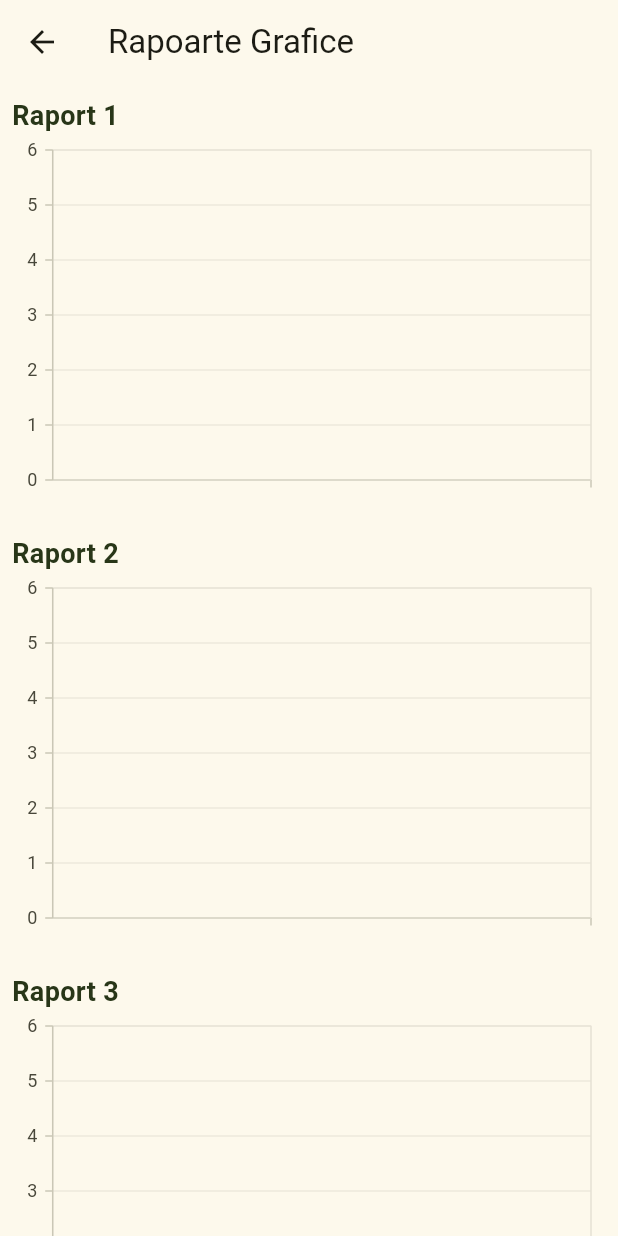
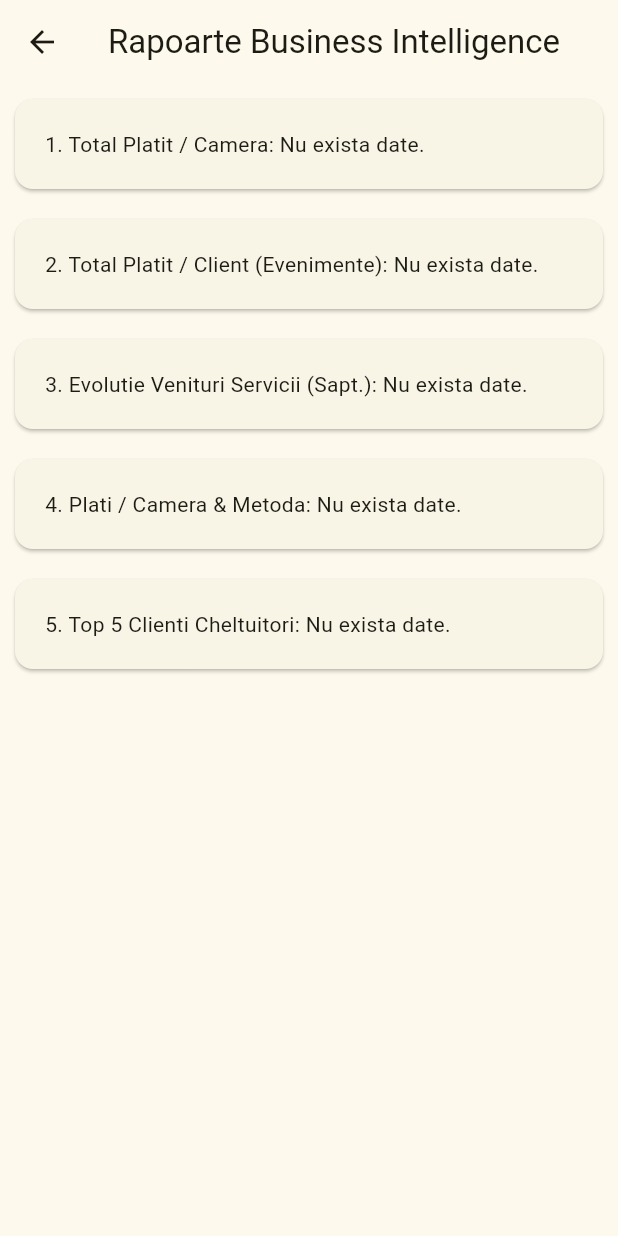
Before and after one commit to diana-clinciu/MODBD, a Flutter app: the ReportsView screen opened directly, on a phone screen of 412 x 824 dp. Run offline on Flutter 3.47's test engine with Material 3 defaults, Android fonts, the phone set to English and light mode, and no system bars; our stand-ins replace flutter_svg, get_it, syncfusion_flutter_charts; network calls fail.

Commit message:
s a muncit

```diff
--- a/DW&BI/FRONTEND/lib/api/reports_api.dart
+++ b/DW&BI/FRONTEND/lib/api/reports_api.dart
@@ -4,10 +4,9 @@ import 'package:mvvm_flutter/api/client_api.dart';
 final class ReportsApi extends ClientApi {
   ReportsApi() : super(baseURL: selectedApiType.baseUrl);
 
-  // RAPORT 1 - Suma totala platita pentru fiecare tip de camera, decembrie 2025
   Future<List<Map<String, dynamic>>> fetchRaport1() async {
     return get(
-      path: "dw/raport1",
+      path: "dw/raport1_camere_decembrie",
       deserializer: (json) {
         return (json as List<dynamic>)
             .map((e) => Map<String, dynamic>.from(e))
@@ -16,10 +15,9 @@ final class ReportsApi extends ClientApi {
     );
   }
 
-  // RAPORT 2 - Numarul de rezervari si suma totala platita de fiecare client la evenimente, decembrie 2025
   Future<List<Map<String, dynamic>>> fetchRaport2() async {
     return get(
-      path: "dw/raport2",
+      path: "dw/raport2_clienti_evenimente",
       deserializer: (json) {
         return (json as List<dynamic>)
             .map((e) => Map<String, dynamic>.from(e))
@@ -28,10 +26,9 @@ final class ReportsApi extends ClientApi {
     );
   }
 
-  // RAPORT 3 - Evolutia veniturilor generate de servicii pe saptamani, decembrie 2025
   Future<List<Map<String, dynamic>>> fetchRaport3() async {
     return get(
-      path: "dw/raport3",
+      path: "dw/raport3_evolutie_servicii",
       deserializer: (json) {
         return (json as List<dynamic>)
             .map((e) => Map<String, dynamic>.from(e))
@@ -40,10 +37,9 @@ final class ReportsApi extends ClientApi {
     );
   }
 
-  // RAPORT 4 - Suma totala platita pentru rezervari pe tip camera si metoda de plata
   Future<List<Map<String, dynamic>>> fetchRaport4() async {
     return get(
-      path: "dw/raport4",
+      path: "dw/raport4_metode_plata",
       deserializer: (json) {
         return (json as List<dynamic>)
             .map((e) => Map<String, dynamic>.from(e))
@@ -52,10 +48,9 @@ final class ReportsApi extends ClientApi {
     );
   }
 
-  // RAPORT 5 - Top 5 clienti care au cheltuit cel mai mult in hotel, decembrie 2025
   Future<List<Map<String, dynamic>>> fetchRaport5() async {
     return get(
-      path: "dw/raport5",
+      path: "dw/raport5_top_clienti",
       deserializer: (json) {
         return (json as List<dynamic>)
             .map((e) => Map<String, dynamic>.from(e))
--- a/DW&BI/FRONTEND/lib/ui/rapoarte/rapoarte_screen.dart
+++ b/DW&BI/FRONTEND/lib/ui/rapoarte/rapoarte_screen.dart
@@ -1,10 +1,13 @@
 import 'package:flutter/material.dart';
-import 'package:mvvm_flutter/internal_models/app_colors.dart';
+import 'package:mvvm_flutter/models/report_data.dart';
 import 'package:mvvm_flutter/ui/rapoarte/rapoarte_view_model.dart';
 import 'package:provider/provider.dart';
 import 'package:syncfusion_flutter_charts/charts.dart';
+import 'package:mvvm_flutter/internal_models/app_colors.dart';
 
 class ReportsView extends StatelessWidget {
+  const ReportsView({super.key});
+
   @override
   Widget build(BuildContext context) {
     return ChangeNotifierProvider(
@@ -16,39 +19,69 @@ class ReportsView extends StatelessWidget {
           }
           if (vm.errorMessage != null) {
             return Scaffold(
-                body: Center(child: Text('Error: ${vm.errorMessage}')));
+                body: Center(child: Text('Eroare: ${vm.errorMessage}')));
           }
 
           return Scaffold(
-            appBar: AppBar(title: Text("Rapoarte Grafice")),
+            appBar: AppBar(title: const Text("Rapoarte Business Intelligence")),
             body: ListView(
+              padding: EdgeInsets.only(bottom: 30),
               children: vm.allReports.entries.map((entry) {
                 final reportName = entry.key;
                 final data = entry.value;
-                return Padding(
-                  padding: const EdgeInsets.all(8.0),
+
+                if (data.isEmpty) {
+                  return Card(
+                    margin: EdgeInsets.all(10),
+                    child: Padding(
+                      padding: EdgeInsets.all(20),
+                      child: Text("$reportName: Nu exista date."),
+                    ),
+                  );
+                }
+
+                return Card(
+                  elevation: 4,
+                  margin: EdgeInsets.all(10),
+                  child: Padding(
+                    padding: EdgeInsets.all(12.0),
                     child: Column(
                       crossAxisAlignment: CrossAxisAlignment.start,
                       children: [
-                      Text(reportName,
+                        Text(
+                          reportName,
                           style: TextStyle(
-                              fontSize: 18, fontWeight: FontWeight.w700, color: AppColors.blackForestColor)),
+                              fontSize: 16,
+                              fontWeight: FontWeight.w700,
+                              color: AppColors.blackForestColor),
+                        ),
+                        SizedBox(height: 10),
                         SizedBox(
-                        height: 250,
+                          height: 300,
                           child: SfCartesianChart(
-                          primaryXAxis: CategoryAxis(),
-                          primaryYAxis: NumericAxis(),
+                            primaryXAxis: CategoryAxis(
+                              labelIntersectAction:
+                                  AxisLabelIntersectAction.rotate45,
+                              labelStyle: const TextStyle(fontSize: 10),
+                            ),
+                            primaryYAxis: NumericAxis(
+                              title: AxisTitle(text: 'RON'),
+                            ),
+                            tooltipBehavior: TooltipBehavior(enable: true),
                             series: <CartesianSeries>[
                               ColumnSeries<ReportData, String>(
                                 dataSource: data,
                                 xValueMapper: (d, _) => d.label,
                                 yValueMapper: (d, _) => d.value,
-                              color: Colors.blue,
+                                color: AppColors.reddishBrownColor,
+                                dataLabelSettings:
+                                    DataLabelSettings(isVisible: true),
                               )
                             ],
                           ),
                         ),
                       ],
+                    ),
                   ),
                 );
               }).toList(),
--- a/DW&BI/FRONTEND/lib/ui/rapoarte/rapoarte_view_model.dart
+++ b/DW&BI/FRONTEND/lib/ui/rapoarte/rapoarte_view_model.dart
@@ -1,12 +1,7 @@
 import 'package:flutter/material.dart';
 import 'package:get_it/get_it.dart';
+import 'package:mvvm_flutter/models/report_data.dart';
 import 'package:mvvm_flutter/services/reports_service.dart';
-
-class ReportData {
-  final String label;
-  final double value;
-  ReportData(this.label, this.value);
-}
 
 class ReportsViewModel extends ChangeNotifier {
   final ReportsService _service = GetIt.instance.get<ReportsService>();
@@ -31,17 +26,18 @@ class ReportsViewModel extends ChangeNotifier {
       final raport5 = await _service.fetchRaport5();
 
       allReports = {
-        'Raport 1': raport1.map(_mapToReportData1).toList(),
-        'Raport 2': raport2.map(_mapToReportData2).toList(),
-        'Raport 3': raport3.map(_mapToReportData3).toList(),
-        'Raport 4': raport4.map(_mapToReportData4).toList(),
-        'Raport 5': raport5.map(_mapToReportData5).toList(),
+        '1. Total Platit / Camera': raport1.map(_mapToReportData1).toList(),
+        '2. Total Platit / Client (Evenimente)': raport2.map(_mapToReportData2).toList(),
+        '3. Evolutie Venituri Servicii (Sapt.)': raport3.map(_mapToReportData3).toList(),
+        '4. Plati / Camera & Metoda': raport4.map(_mapToReportData4).toList(),
+        '5. Top 5 Clienti Cheltuitori': raport5.map(_mapToReportData5).toList(),
       };
 
       errorMessage = null;
     } catch (e) {
       errorMessage = e.toString();
       allReports = {};
+      print("Eroare ViewModel: $e");
     } finally {
       isLoading = false;
       notifyListeners();
@@ -50,36 +46,38 @@ class ReportsViewModel extends ChangeNotifier {
 
   ReportData _mapToReportData1(Map<String, dynamic> e) {
     return ReportData(
-      e['Tip_Camara']?.toString() ?? '',
-      (e['Suma_Totala_Platita_Dec_2025'] as num?)?.toDouble() ?? 0.0,
+      e['tip_camera']?.toString() ?? 'N/A',
+      (e['suma_totala_platita_dec_2025'] as num?)?.toDouble() ?? 0.0,
     );
   }
 
   ReportData _mapToReportData2(Map<String, dynamic> e) {
     return ReportData(
-      e['Alt_Label']?.toString() ?? '',
-      (e['Alt_Value'] as num?)?.toDouble() ?? 0.0,
+      e['client']?.toString() ?? 'Anonim',
+      (e['suma_platita'] as num?)?.toDouble() ?? 0.0,
     );
   }
 
   ReportData _mapToReportData3(Map<String, dynamic> e) {
     return ReportData(
-      e['Label3']?.toString() ?? '',
-      (e['Value3'] as num?)?.toDouble() ?? 0.0,
+      "Sapt ${e['saptamana']}",
+      (e['venit_servicii'] as num?)?.toDouble() ?? 0.0,
     );
   }
 
   ReportData _mapToReportData4(Map<String, dynamic> e) {
+    final camera = e['tip_camera']?.toString() ?? '';
+    final plata = e['metoda_plata']?.toString() ?? '';
     return ReportData(
-      e['Label4']?.toString() ?? '',
-      (e['Value4'] as num?)?.toDouble() ?? 0.0,
+      "$camera\n($plata)",
+      (e['suma_totala_rezervari'] as num?)?.toDouble() ?? 0.0,
     );
   }
 
   ReportData _mapToReportData5(Map<String, dynamic> e) {
     return ReportData(
-      e['Label5']?.toString() ?? '',
-      (e['Value5'] as num?)?.toDouble() ?? 0.0,
+      e['client']?.toString() ?? 'Anonim',
+      (e['suma_platita'] as num?)?.toDouble() ?? 0.0,
     );
   }
 }
```
Also changed, not shown: 2 other files. Lines whose indentation alone changed are shown as unchanged.
